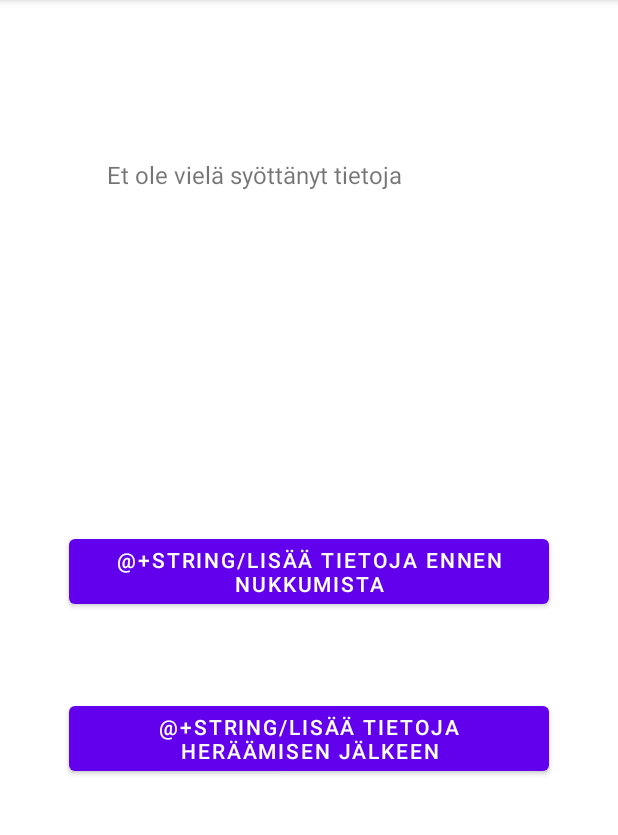
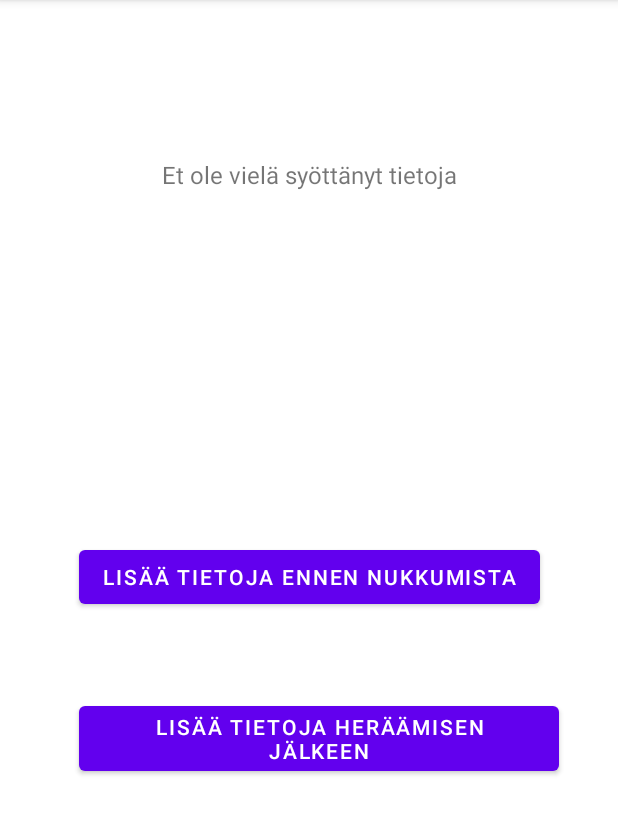
Before and after one commit to eveliih/Peippo, an Android app: the ActivityNoDataSaved screen opened directly, with no data from a screen before it, on a phone screen of 412 x 824 dp, the part 84-919 px from its top. Run offline under Robolectric (Android 15) with nearby library versions, the phone set to English and light mode, and no system bars.

Commit message:
ActivityNoDataSaved nappien tekstit korjattu

```diff
--- a/app/src/main/res/layout/activity_no_data_saved.xml
+++ b/app/src/main/res/layout/activity_no_data_saved.xml
@@ -14,6 +14,7 @@
         android:layout_marginTop="105dp"
         android:layout_marginEnd="71dp"
         android:layout_marginBottom="51dp"
+        android:textAlignment="center"
         android:textSize="16sp"
         app:layout_constraintBottom_toTopOf="@+id/beforeSleepButton"
         app:layout_constraintEnd_toEndOf="parent"
@@ -26,7 +27,7 @@
         android:layout_height="wrap_content"
         android:layout_marginBottom="56dp"
         android:onClick="buttonAddBeforeSleepClicked"
-        android:text="@+String/Lisää tietoja ennen nukkumista"
+        android:text="Lisää tietoja ennen nukkumista"
         app:layout_constraintBottom_toTopOf="@+id/afterSleepButton"
         app:layout_constraintEnd_toEndOf="parent"
         app:layout_constraintStart_toStartOf="parent"
@@ -38,7 +39,7 @@
         android:layout_height="wrap_content"
         android:layout_marginBottom="248dp"
         android:onClick="buttonAddAfterSleepClicked"
-        android:text="@+String/Lisää tietoja heräämisen jälkeen"
+        android:text="Lisää tietoja heräämisen jälkeen"
         app:layout_constraintBottom_toBottomOf="parent"
         app:layout_constraintStart_toStartOf="@+id/beforeSleepButton"
         app:layout_constraintTop_toBottomOf="@+id/beforeSleepButton" />
```
